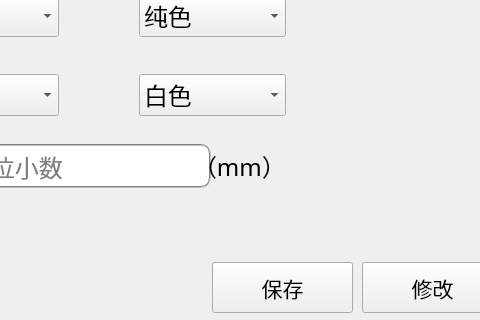
Before: the Qt Designer form Form/MachineLearnForm.ui in hkchenhao/MachineVisionControl, drawn with Qt 5; both pictures show x 368 to 848 and y 448 to 768 of the 1024 by 768 pixel window.
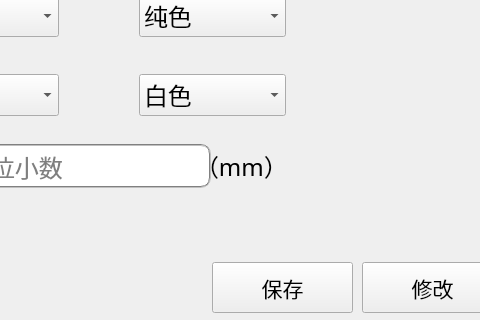
After: the same form once the commit is applied. The open tabs and pages were chosen to show the change. Icons and pictures are not drawn.

```diff
--- a/Form/MachineLearnForm.ui
+++ b/Form/MachineLearnForm.ui
@@ -791,7 +791,7 @@
       <rect>
        <x>30</x>
        <y>530</y>
-       <width>581</width>
+       <width>583</width>
        <height>69</height>
       </rect>
      </property>
```
Left out of the diff: 2 changed lines with no effect on the pictures.
